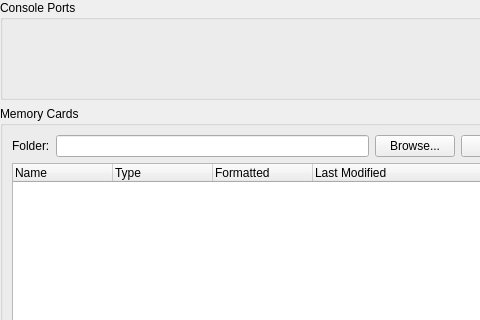
Qt form pcsx2-qt/Settings/MemoryCardSettingsWidget.ui (PCSX2/pcsx2) before a commit; both pictures show x 0 to 480 and y 0 to 320 of the 639 by 443 pixel window.
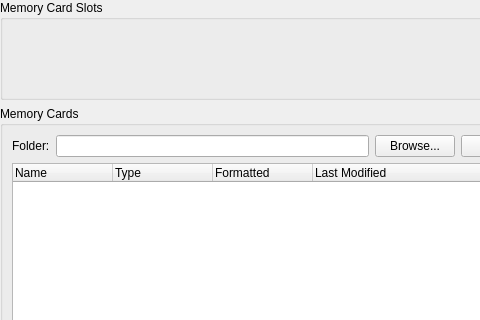
The same form after that commit. Custom widgets are drawn as their Qt base class.

Commit message:
GUI: Memory Card "slot" instead of "port"
"Slot" is the official term, we should use it instead of "port".

The edit to the form file:
```diff
--- a/pcsx2-qt/Settings/MemoryCardSettingsWidget.ui
+++ b/pcsx2-qt/Settings/MemoryCardSettingsWidget.ui
@@ -44,7 +44,7 @@
       </size>
      </property>
      <property name="title">
-      <string>Console Ports</string>
+      <string>Memory Card Slots</string>
      </property>
      <layout class="QGridLayout" name="gridLayout"/>
     </widget>
```
Left out of the diff: 2 changed lines with no effect on the pictures. The commit also changes 2 other files.
